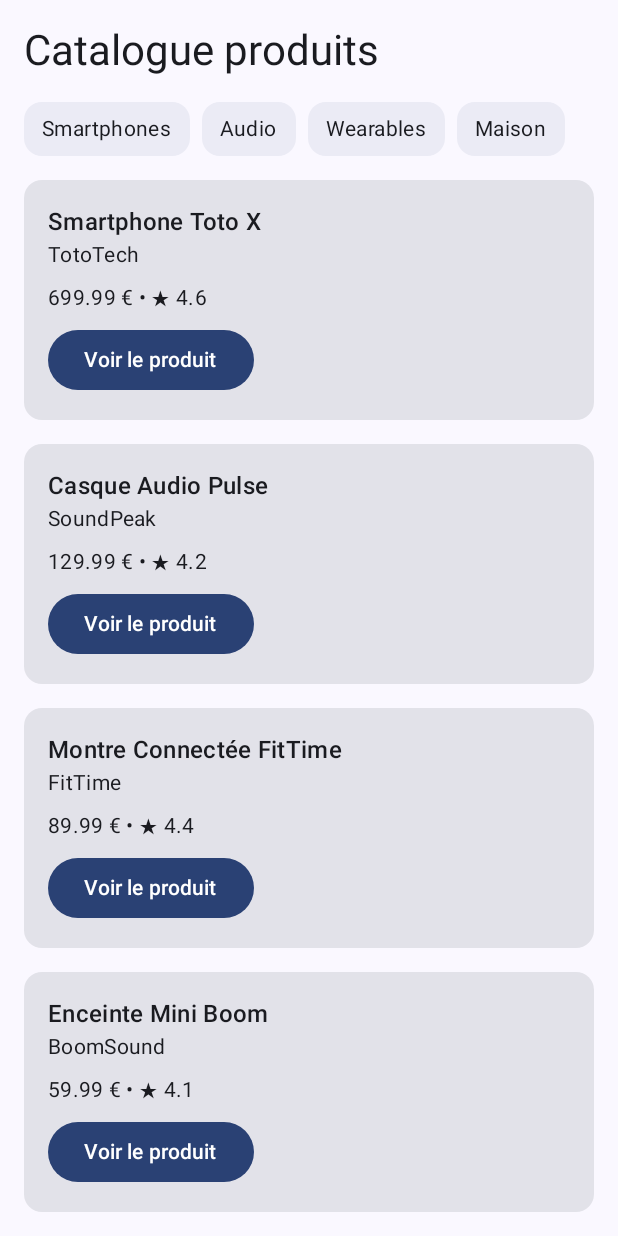
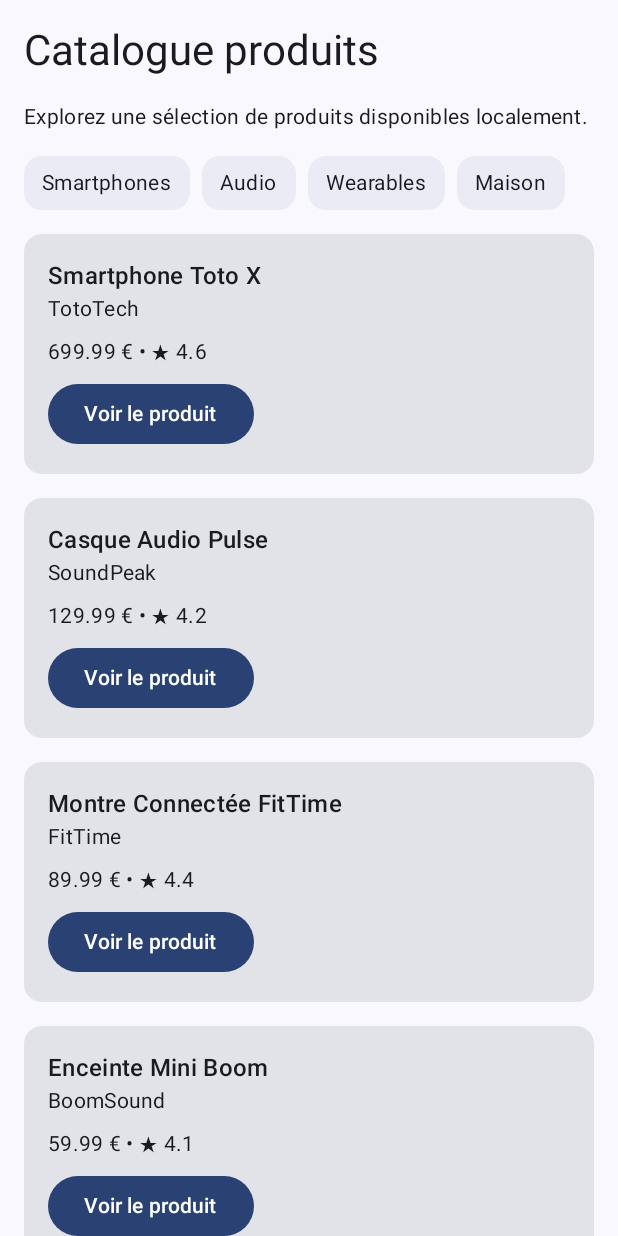
Before and after one commit to Fabioj377/TP4-5-Android-Studio, an Android app built with Jetpack Compose: the screen it shows after launch (MainActivity), on a phone screen of 412 x 824 dp. Run offline under Robolectric (Android 15) with nearby library versions, the phone set to English and light mode, and no system bars.

Commit message:
feat(tp6): ajoute une courte description du catalogue (étape 9)

```diff
--- a/app/src/main/java/com/example/productexplorer/ProductCatalogScreen.kt
+++ b/app/src/main/java/com/example/productexplorer/ProductCatalogScreen.kt
@@ -36,6 +36,13 @@ fun ProductCatalogScreen(
             Text(
                 text = "Catalogue produits",
                 style = MaterialTheme.typography.headlineMedium
+            )
+        }
+
+        item {
+            Text(
+                text = "Explorez une sélection de produits disponibles localement.",
+                style = MaterialTheme.typography.bodyMedium
             )
         }
 
```
